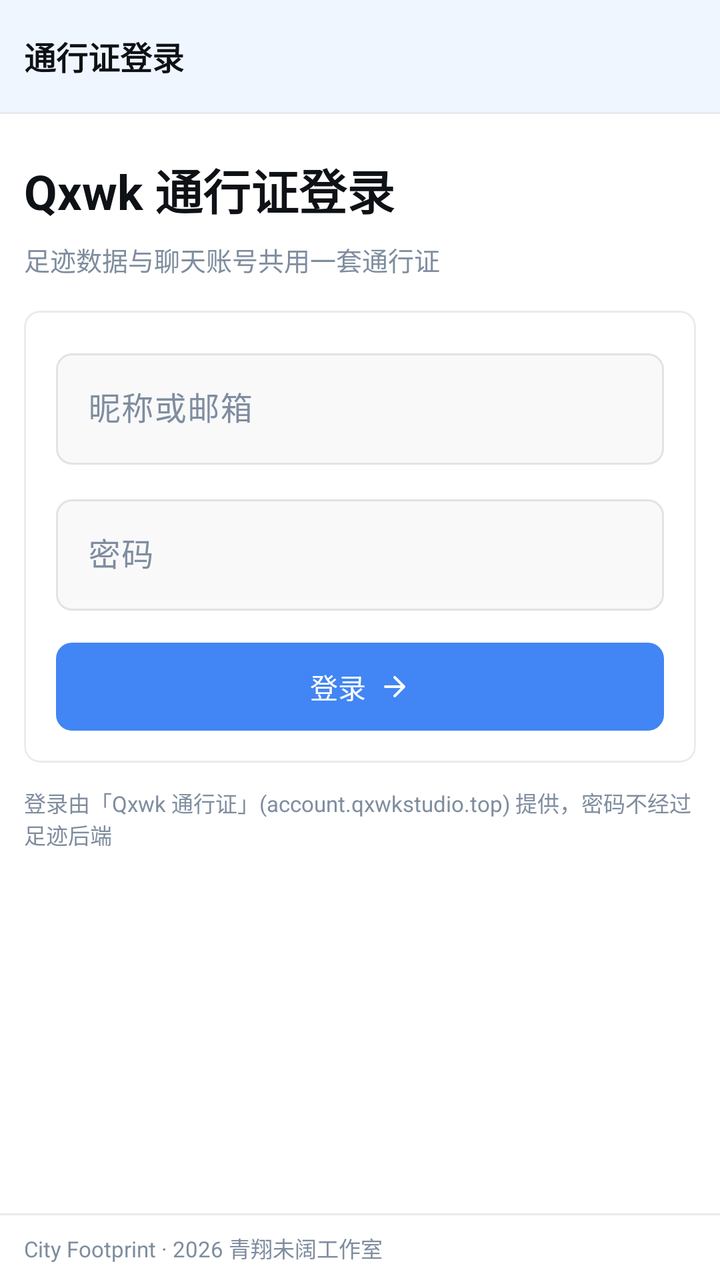
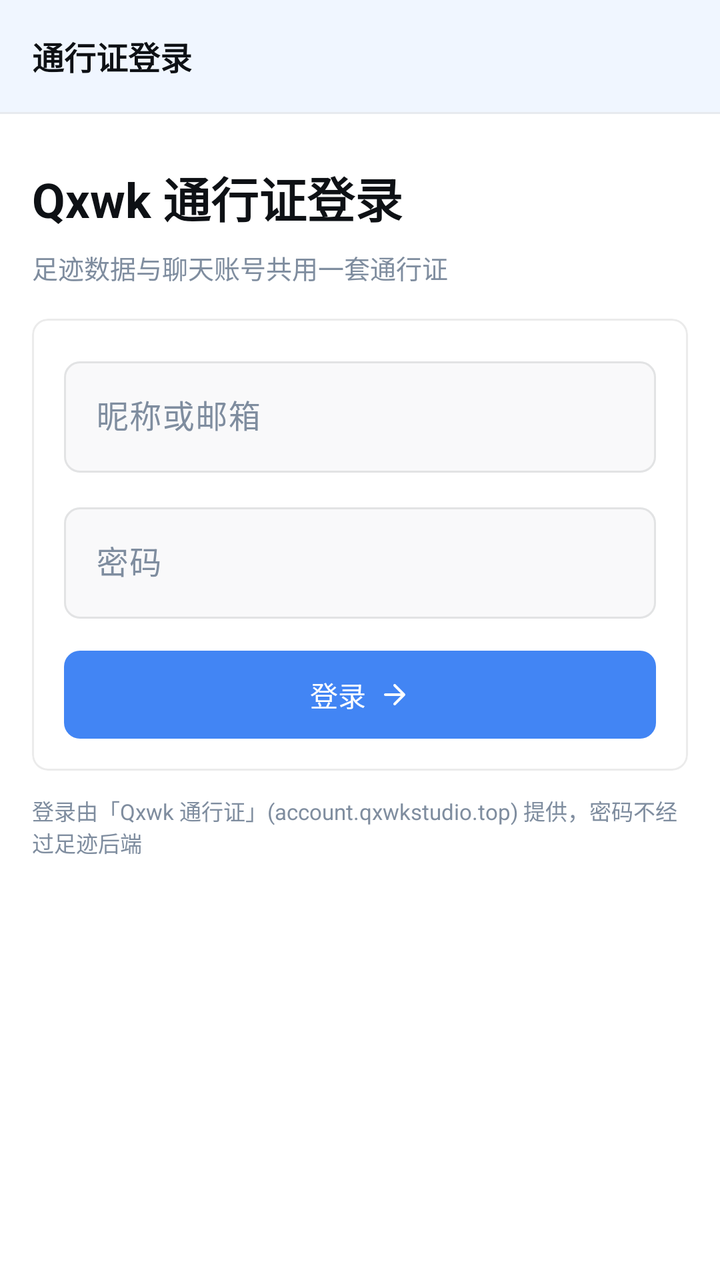

The first picture is an Android layout as it rendered before a commit; the second is the same layout after the commit. The layout source and the unified diff follow.
<!-- AndroidManifest.xml: application theme Theme.CityFootprint -->
<!-- res/layout/activity_login.xml -->
<?xml version="1.0" encoding="utf-8"?>
<LinearLayout xmlns:android="http://schemas.android.com/apk/res/android"
    xmlns:app="http://schemas.android.com/apk/res-auto"
    android:layout_width="match_parent"
    android:layout_height="match_parent"
    android:background="@color/bg"
    android:orientation="vertical">

    
    <LinearLayout
        android:layout_width="match_parent"
        android:layout_height="wrap_content"
        android:background="@color/sidebar"
        android:orientation="vertical">

        <LinearLayout
            android:layout_width="match_parent"
            android:layout_height="56dp"
            android:gravity="center_vertical"
            android:orientation="horizontal"
            android:paddingStart="12dp"
            android:paddingEnd="12dp">

            <TextView
                android:layout_width="0dp"
                android:layout_height="wrap_content"
                android:layout_weight="1"
                android:ellipsize="end"
                android:maxLines="1"
                android:text="@string/login_bar_title"
                android:textColor="@color/sidebar_fg"
                android:textSize="16sp"
                android:textStyle="bold" />
        </LinearLayout>

        <View
            android:layout_width="match_parent"
            android:layout_height="1dp"
            android:background="@color/sidebar_border" />
    </LinearLayout>

    <ScrollView
        android:layout_width="match_parent"
        android:layout_height="0dp"
        android:layout_weight="1"
        android:fillViewport="true">

        <LinearLayout
            android:layout_width="match_parent"
            android:layout_height="wrap_content"
            android:orientation="vertical"
            android:padding="12dp">

            <LinearLayout
                android:layout_width="match_parent"
                android:layout_height="wrap_content"
                android:layout_marginTop="8dp"
                android:orientation="vertical">

                <TextView
                    android:layout_width="match_parent"
                    android:layout_height="wrap_content"
                    android:text="@string/login_title"
                    android:textColor="@color/fg"
                    android:textSize="24sp"
                    android:textStyle="bold" />

                <TextView
                    android:layout_width="match_parent"
                    android:layout_height="wrap_content"
                    android:layout_marginTop="8dp"
                    android:text="@string/login_subtitle"
                    android:textColor="@color/muted_fg"
                    android:textSize="13sp" />
            </LinearLayout>

            <com.google.android.material.card.MaterialCardView
                android:layout_width="match_parent"
                android:layout_height="wrap_content"
                android:layout_marginTop="16dp">

                <LinearLayout
                    android:layout_width="match_parent"
                    android:layout_height="wrap_content"
                    android:orientation="vertical"
                    android:padding="16dp">

                    
                    <com.google.android.material.textfield.TextInputLayout
                        android:id="@+id/accountLayout"
                        style="@style/Widget.App.TextInputLayout"
                        android:layout_width="match_parent"
                        android:layout_height="wrap_content"
                        android:hint="@string/login_account">

                        <com.google.android.material.textfield.TextInputEditText
                            android:id="@+id/inputAccount"
                            android:layout_width="match_parent"
                            android:layout_height="wrap_content"
                            android:inputType="text"
                            android:maxLines="1" />
                    </com.google.android.material.textfield.TextInputLayout>

                    <com.google.android.material.textfield.TextInputLayout
                        android:id="@+id/passwordLayout"
                        style="@style/Widget.App.TextInputLayout"
                        android:layout_width="match_parent"
                        android:layout_height="wrap_content"
                        android:layout_marginTop="12dp"
                        android:hint="@string/login_password">

                        <com.google.android.material.textfield.TextInputEditText
                            android:id="@+id/inputPassword"
                            android:layout_width="match_parent"
                            android:layout_height="wrap_content"
                            android:inputType="textPassword"
                            android:maxLines="1" />
                    </com.google.android.material.textfield.TextInputLayout>

                    <com.google.android.material.button.MaterialButton
                        android:id="@+id/btnLogin"
                        style="@style/Widget.App.Button"
                        android:layout_width="match_parent"
                        android:layout_height="44dp"
                        android:layout_marginTop="16dp"
                        android:insetTop="0dp"
                        android:insetBottom="0dp"
                        android:text="@string/login_submit"
                        android:textSize="14sp"
                        app:icon="@drawable/ic_arrow_right"
                        app:iconGravity="textEnd"
                        app:iconPadding="6dp"
                        app:iconSize="16dp"
                        app:iconTint="@color/on_accent" />

                    <ProgressBar
                        android:id="@+id/loginProgress"
                        android:layout_width="wrap_content"
                        android:layout_height="wrap_content"
                        android:layout_gravity="center_horizontal"
                        android:layout_marginTop="16dp"
                        android:visibility="gone" />

                    
                    <TextView
                        android:id="@+id/textLoginError"
                        android:layout_width="match_parent"
                        android:layout_height="wrap_content"
                        android:layout_marginTop="12dp"
                        android:textColor="@color/destructive"
                        android:textSize="13sp"
                        android:visibility="gone" />
                </LinearLayout>
            </com.google.android.material.card.MaterialCardView>

            <TextView
                style="@style/BodyMuted"
                android:layout_width="match_parent"
                android:layout_height="wrap_content"
                android:layout_marginTop="12dp"
                android:text="@string/profile_account_note" />
        </LinearLayout>
    </ScrollView>

    
    <LinearLayout
        android:layout_width="match_parent"
        android:layout_height="wrap_content"
        android:background="@color/card"
        android:orientation="vertical">

        <View
            android:layout_width="match_parent"
            android:layout_height="1dp"
            android:background="@color/border" />

        <LinearLayout
            android:layout_width="match_parent"
            android:layout_height="wrap_content"
            android:gravity="center_vertical"
            android:orientation="horizontal"
            android:paddingStart="12dp"
            android:paddingTop="8dp"
            android:paddingEnd="12dp"
            android:paddingBottom="8dp">

            <TextView
                android:layout_width="0dp"
                android:layout_height="wrap_content"
                android:layout_weight="1"
                android:ellipsize="end"
                android:maxLines="1"
                android:text="@string/footer_brand"
                android:textColor="@color/muted_fg"
                android:textSize="11sp" />

            <TextView
                android:id="@+id/footerVersion"
                android:layout_width="wrap_content"
                android:layout_height="wrap_content"
                android:layout_marginStart="8dp"
                android:textColor="@color/muted_fg"
                android:textSize="11sp" />
        </LinearLayout>
    </LinearLayout>
</LinearLayout>
<!-- resources referenced by this layout -->
<resources>
  <color name="bg">#FFFFFF</color>
  <color name="border">#EBEBEB</color>
  <color name="card">#FFFFFF</color>
  <color name="destructive">#EF4444</color>
  <color name="fg">#0E1115</color>
  <color name="muted_fg">#7F8D9F</color>
  <color name="on_accent">#FFFFFF</color>
  <color name="sidebar">#F0F6FF</color>
  <color name="sidebar_border">#E7EAEF</color>
  <color name="sidebar_fg">#0E1115</color>
  <!-- drawable ic_arrow_right (drawable) -->
  <?xml version="1.0" encoding="utf-8"?>
  <vector xmlns:android="http://schemas.android.com/apk/res/android"
      android:width="24dp"
      android:height="24dp"
      android:viewportWidth="24"
      android:viewportHeight="24">
      <path
          android:fillColor="#00000000"
          android:pathData="M5,12 L19,12 M12,5 L19,12 L12,19"
          android:strokeColor="#FF000000"
          android:strokeLineCap="round"
          android:strokeLineJoin="round"
          android:strokeWidth="2" />
  </vector>
  <string name="footer_brand">City Footprint · 2026 青翔未阔工作室</string>
  <string name="login_account">昵称或邮箱</string>
  <string name="login_bar_title">通行证登录</string>
  <string name="login_password">密码</string>
  <string name="login_submit">登录</string>
  <string name="login_subtitle">足迹数据与聊天账号共用一套通行证</string>
  <string name="login_title">Qxwk 通行证登录</string>
  <string name="profile_account_note">登录由「Qxwk 通行证」(account.qxwkstudio.top) 提供，密码不经过足迹后端</string>
  <style name="BodyMuted">
          <item name="android:layout_width">wrap_content</item>
          <item name="android:layout_height">wrap_content</item>
          <item name="android:textSize">11sp</item>
          <item name="android:textColor">@color/muted_fg</item>
      </style>
  <style name="Widget.App.Button" parent="Widget.Material3.Button">
          <item name="cornerRadius">8dp</item>
      </style>
  <style name="Widget.App.TextInputLayout" parent="Widget.Material3.TextInputLayout.OutlinedBox">
          <item name="boxCornerRadiusTopStart">8dp</item>
          <item name="boxCornerRadiusTopEnd">8dp</item>
          <item name="boxCornerRadiusBottomStart">8dp</item>
          <item name="boxCornerRadiusBottomEnd">8dp</item>
          <item name="boxStrokeColor">@color/field_stroke</item>
          <item name="boxStrokeWidth">1dp</item>
          <item name="boxStrokeWidthFocused">1dp</item>
          <item name="boxBackgroundColor">@color/popover</item>
          <item name="hintTextColor">@color/muted_fg</item>
          <item name="android:textColorHint">@color/muted_fg</item>
      </style>
  <color name="popover">#F9F9FA</color>
  <color name="accent">#4285F4</color>
  <color name="accent_light">#DBEAFE</color>
  <color name="accent_soft_fg">#003E8F</color>
  <color name="input_border">#E2E3E4</color>
  <color name="window_bg_light">#F0F6FF</color>
  <style name="Widget.App.CardView" parent="Widget.Material3.CardView.Outlined">
          <item name="cardCornerRadius">8dp</item>
          <item name="cardElevation">0dp</item>
          <item name="cardBackgroundColor">@color/card</item>
          <item name="strokeColor">@color/border</item>
          <item name="strokeWidth">1dp</item>
      </style>
  <!-- unchanged entries left out for length: 1 -->
</resources>

<!-- the commit's change to res/layout/activity_login.xml (unified diff, before → after) -->
@@ -18,8 +18,8 @@
             android:layout_height="56dp"
             android:gravity="center_vertical"
             android:orientation="horizontal"
-            android:paddingStart="12dp"
-            android:paddingEnd="12dp">
+            android:paddingStart="16dp"
+            android:paddingEnd="16dp">
 
             <TextView
                 android:layout_width="0dp"
@@ -49,7 +49,7 @@
             android:layout_width="match_parent"
             android:layout_height="wrap_content"
             android:orientation="vertical"
-            android:padding="12dp">
+            android:padding="16dp">
 
             <LinearLayout
                 android:layout_width="match_parent"
@@ -161,46 +161,4 @@
                 android:text="@string/profile_account_note" />
         </LinearLayout>
     </ScrollView>
-
-    
-    <LinearLayout
-        android:layout_width="match_parent"
-        android:layout_height="wrap_content"
-        android:background="@color/card"
-        android:orientation="vertical">
-
-        <View
-            android:layout_width="match_parent"
-            android:layout_height="1dp"
-            android:background="@color/border" />
-
-        <LinearLayout
-            android:layout_width="match_parent"
-            android:layout_height="wrap_content"
-            android:gravity="center_vertical"
-            android:orientation="horizontal"
-            android:paddingStart="12dp"
-            android:paddingTop="8dp"
-            android:paddingEnd="12dp"
-            android:paddingBottom="8dp">
-
-            <TextView
-                android:layout_width="0dp"
-                android:layout_height="wrap_content"
-                android:layout_weight="1"
-                android:ellipsize="end"
-                android:maxLines="1"
-                android:text="@string/footer_brand"
-                android:textColor="@color/muted_fg"
-                android:textSize="11sp" />
-
-            <TextView
-                android:id="@+id/footerVersion"
-                android:layout_width="wrap_content"
-                android:layout_height="wrap_content"
-                android:layout_marginStart="8dp"
-                android:textColor="@color/muted_fg"
-                android:textSize="11sp" />
-        </LinearLayout>
-    </LinearLayout>
 </LinearLayout>
<!-- resource entries referenced after the edit -->
@@ -25,7 +25,6 @@
           android:strokeLineJoin="round"
           android:strokeWidth="2" />
   </vector>
-  <string name="footer_brand">City Footprint · 2026 青翔未阔工作室</string>
   <string name="login_account">昵称或邮箱</string>
   <string name="login_bar_title">通行证登录</string>
   <string name="login_password">密码</string>
